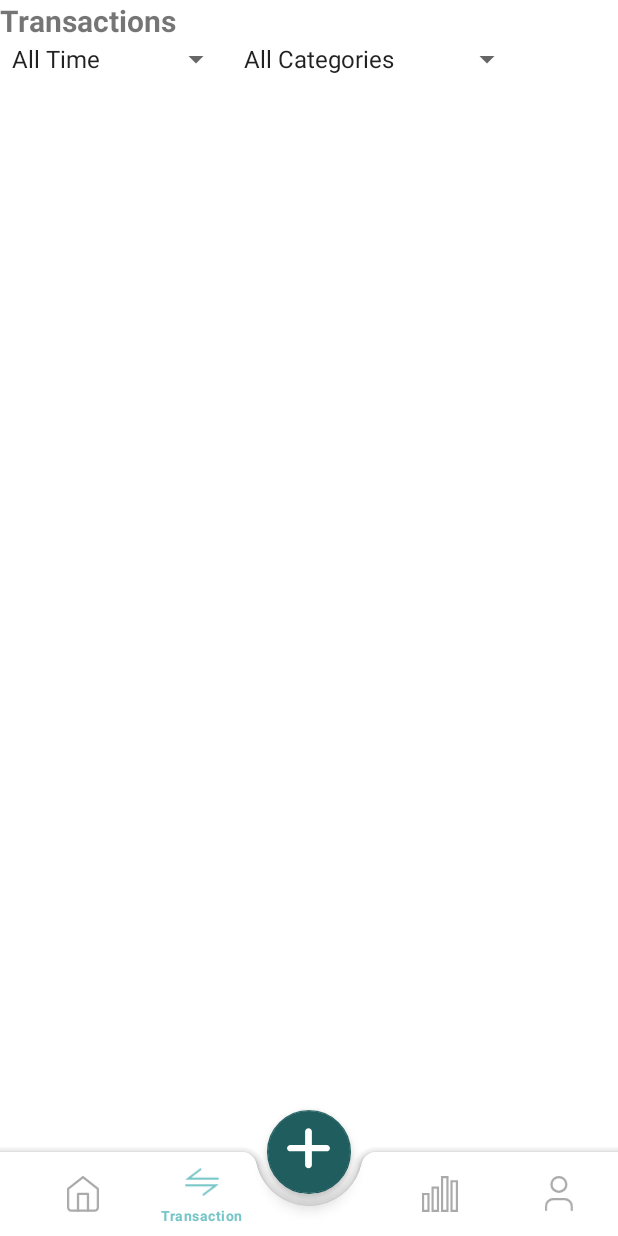
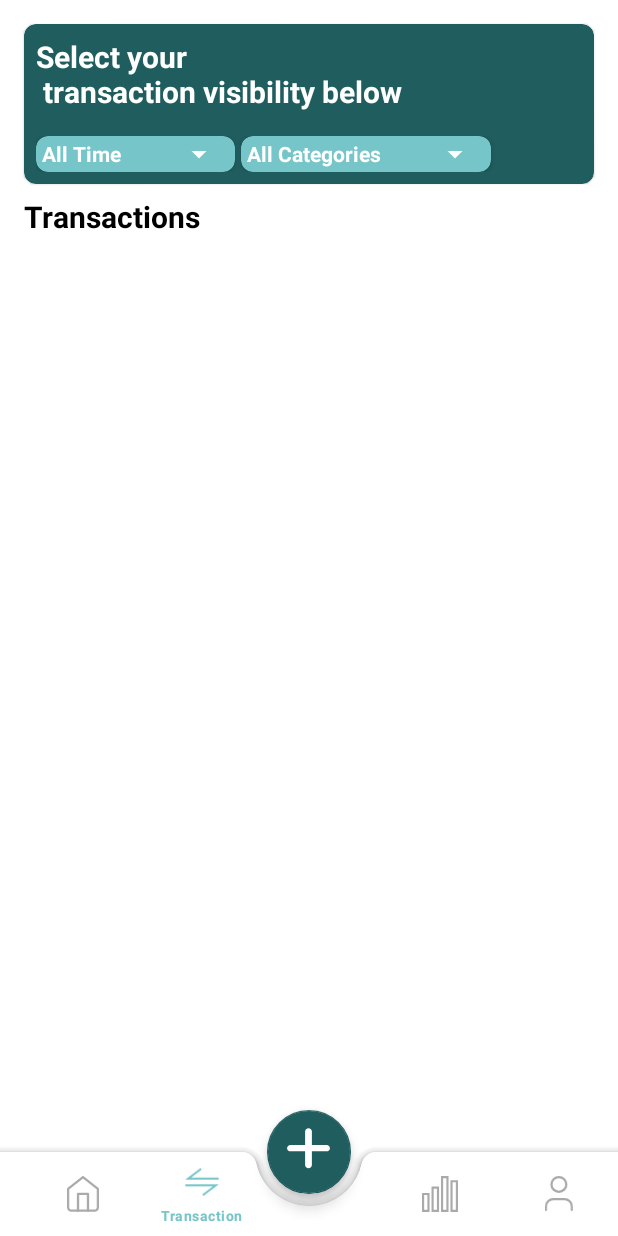
Before and after one commit to C241-PS364/src-kotlin-econome, an Android app: the TransactionActivity screen opened directly, with no data from a screen before it, on a phone screen of 412 x 824 dp. Run offline under Robolectric (Android 15) with nearby library versions, the phone set to English and light mode, and no system bars; our stand-ins replace Room's generated code.

Commit message:
slicing transaction page (DONE)

```diff
--- a/app/src/main/java/com/dicoding/econome/activity/AddTransactionActivity.kt
+++ b/app/src/main/java/com/dicoding/econome/activity/AddTransactionActivity.kt
@@ -76,7 +76,9 @@ class AddTransactionActivity : AppCompatActivity() {
             val category = if (isIncome) "" else binding.categoryInput.text.toString()
             val date = binding.dateButton.text.toString()
 
-            if (!isIncome && category.isEmpty())
+            if (label.isEmpty())
+                Toast.makeText(this, "Label cannot be empty", Toast.LENGTH_SHORT).show()
+            else if (!isIncome && category.isEmpty())
                 Toast.makeText(this, "Category cannot be empty", Toast.LENGTH_SHORT).show()
             else if (!isIncome && !categories.contains(category))
                 Toast.makeText(this, "Please select a valid category", Toast.LENGTH_SHORT).show()
--- a/app/src/main/java/com/dicoding/econome/activity/TransactionActivity.kt
+++ b/app/src/main/java/com/dicoding/econome/activity/TransactionActivity.kt
@@ -122,18 +122,18 @@ class TransactionActivity : AppCompatActivity() {
         ArrayAdapter.createFromResource(
             this,
             R.array.time_range,
-            android.R.layout.simple_spinner_item
+            R.layout.spinner_item
         ).also { adapter ->
-            adapter.setDropDownViewResource(android.R.layout.simple_spinner_dropdown_item)
+            adapter.setDropDownViewResource(R.layout.spinner_item)
             spinnerTimeRange.adapter = adapter
         }
 
         ArrayAdapter.createFromResource(
             this,
             R.array.categories,
-            android.R.layout.simple_spinner_item
+            R.layout.spinner_item
         ).also { adapter ->
-            adapter.setDropDownViewResource(android.R.layout.simple_spinner_dropdown_item)
+            adapter.setDropDownViewResource(R.layout.spinner_item)
             spinnerCategory.adapter = adapter
         }
 
--- a/app/src/main/res/layout/activity_transaction.xml
+++ b/app/src/main/res/layout/activity_transaction.xml
@@ -7,41 +7,102 @@
     android:layout_height="match_parent"
     tools:context=".activity.TransactionActivity">
 
-
-
     <androidx.constraintlayout.widget.ConstraintLayout
         android:layout_width="match_parent"
         android:layout_height="match_parent">
 
+        <com.google.android.material.card.MaterialCardView
+            android:id="@+id/cardViewFilter"
+            android:layout_width="match_parent"
+            android:layout_height="wrap_content"
+            android:layout_margin="16dp"
+            android:padding="8dp"
+            app:cardBackgroundColor="?attr/colorPrimary"
+            app:cardCornerRadius="8dp"
+            app:layout_constraintStart_toStartOf="parent"
+            app:layout_constraintTop_toTopOf="parent">
+
+            <LinearLayout
+                android:layout_width="match_parent"
+                android:layout_height="wrap_content"
+                android:orientation="vertical">
+
+                <TextView
+                    android:layout_width="wrap_content"
+                    android:layout_height="wrap_content"
+                    android:padding="8dp"
+                    android:text="Select your\n transaction visibility below"
+                    android:textColor="@color/white"
+                    android:textSize="20sp"
+                    android:textStyle="bold" />
+
+                <LinearLayout
+                    android:layout_width="match_parent"
+                    android:layout_height="wrap_content"
+                    android:orientation="horizontal"
+                    android:padding="8dp">
+
+                    <androidx.cardview.widget.CardView
+                        android:layout_width="wrap_content"
+                        android:layout_height="wrap_content"
+                        android:layout_marginEnd="4dp"
+                        app:cardBackgroundColor="?attr/colorSecondary"
+                        app:cardCornerRadius="8dp">
 
                         <Spinner
                             android:id="@+id/spinnerTimeRange"
                             android:layout_width="wrap_content"
                             android:layout_height="wrap_content"
-            app:layout_constraintStart_toStartOf="parent"
-            app:layout_constraintTop_toBottomOf="@+id/rvTitle" />
+                            android:dropDownSelector="@color/colorSecondary"
+                            android:popupBackground="@color/colorSecondary"
+                            android:spinnerMode="dropdown"
+                            android:backgroundTint="@color/white"
+                            android:layout_marginStart="4dp"/>
+
+                    </androidx.cardview.widget.CardView>
+
+                    <androidx.cardview.widget.CardView
+                        android:layout_width="wrap_content"
+                        android:layout_height="wrap_content"
+                        app:cardBackgroundColor="?attr/colorSecondary"
+                        app:cardCornerRadius="8dp">
 
                         <Spinner
                             android:id="@+id/spinnerCategory"
                             android:layout_width="wrap_content"
                             android:layout_height="wrap_content"
-            app:layout_constraintStart_toEndOf="@+id/spinnerTimeRange"
-            app:layout_constraintTop_toBottomOf="@+id/rvTitle" />
+                            android:layout_marginStart="4dp"
+                            android:dropDownSelector="@color/colorSecondary"
+                            android:popupBackground="@color/colorSecondary"
+                            android:backgroundTint="@color/white"
+                            android:spinnerMode="dropdown"/>
+                    </androidx.cardview.widget.CardView>
+                </LinearLayout>
+            </LinearLayout>
+        </com.google.android.material.card.MaterialCardView>
 
         <TextView
             android:id="@+id/rvTitle"
             android:layout_width="wrap_content"
             android:layout_height="wrap_content"
+            android:layout_marginStart="16dp"
+            android:layout_marginTop="8dp"
             android:text="@string/transactions_history"
+            android:textColor="@color/black"
             android:textSize="20sp"
             android:textStyle="bold"
-            app:layout_constraintStart_toStartOf="parent" />
+            app:layout_constraintBottom_toTopOf="@+id/rvTransactions"
+            app:layout_constraintStart_toStartOf="parent"
+            app:layout_constraintTop_toBottomOf="@+id/cardViewFilter" />
 
         <androidx.recyclerview.widget.RecyclerView
             android:id="@+id/rvTransactions"
             android:layout_width="match_parent"
             android:layout_height="wrap_content"
-            app:layout_constraintTop_toBottomOf="@+id/spinnerCategory" />
+            android:layout_marginStart="16dp"
+            android:layout_marginTop="8dp"
+            android:layout_marginEnd="16dp"
+            app:layout_constraintTop_toBottomOf="@+id/rvTitle" />
     </androidx.constraintlayout.widget.ConstraintLayout>
 
     <com.google.android.material.bottomappbar.BottomAppBar
@@ -65,14 +126,14 @@
         android:id="@+id/addTransactionFAB"
         android:layout_width="wrap_content"
         android:layout_height="wrap_content"
+        android:layout_gravity="center"
         android:layout_margin="16dp"
         android:contentDescription="@string/add_expense"
         android:src="@drawable/ic_add_new"
-        app:maxImageSize="38dp"
-        android:layout_gravity="center"
+        app:backgroundTint="?attr/colorPrimary"
         app:layout_anchor="@+id/bottomAppBar"
         app:layout_anchorGravity="top|center"
-        app:backgroundTint="?attr/colorPrimary"
-        app:tint="@color/white"/>
+        app:maxImageSize="38dp"
+        app:tint="@color/white" />
 
 </androidx.coordinatorlayout.widget.CoordinatorLayout>
--- /dev/null
+++ b/app/src/main/res/layout/spinner_item.xml
@@ -0,0 +1,7 @@
+<?xml version="1.0" encoding="utf-8"?>
+<TextView xmlns:android="http://schemas.android.com/apk/res/android"
+    android:id="@android:id/text1"
+    android:layout_width="match_parent"
+    android:layout_height="wrap_content"
+    android:textColor="@color/white"
+    android:textStyle="bold"/>
--- a/app/src/main/res/values/colors.xml
+++ b/app/src/main/res/values/colors.xml
@@ -13,5 +13,8 @@
     <color name="colorHousing">#8D6E63</color>
     <color name="colorEntertainment">#AB47BC</color>
 
+    <color name="colorPrimary">#205D5F</color>
+    <color name="colorSecondary">#76C5C8</color>
+
 
 </resources>
--- a/app/src/main/res/values/styles.xml
+++ b/app/src/main/res/values/styles.xml
@@ -5,4 +5,9 @@
         <item name="android:textSize">20sp</item>
         <item name="android:textStyle">bold</item>
     </style>
+
+
+        <style name="CustomSpinnerDropdown" parent="Widget.AppCompat.ListView.DropDown">
+            <item name="android:background">@color/colorSecondary</item>
+        </style>
 </resources>
```
Also changed, not shown: app/src/main/java/com/dicoding/econome/activity/AddIncomeActivity.kt (+5 -5 lines), app/src/main/res/layout/item_transaction.xml (+29 -13 lines). Lines whose indentation alone changed are shown as unchanged.
